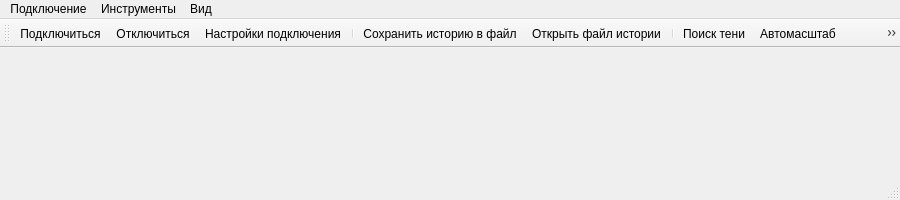
First picture: the form in mainwindow.ui, repository cotara/STMviewer, before the edit.
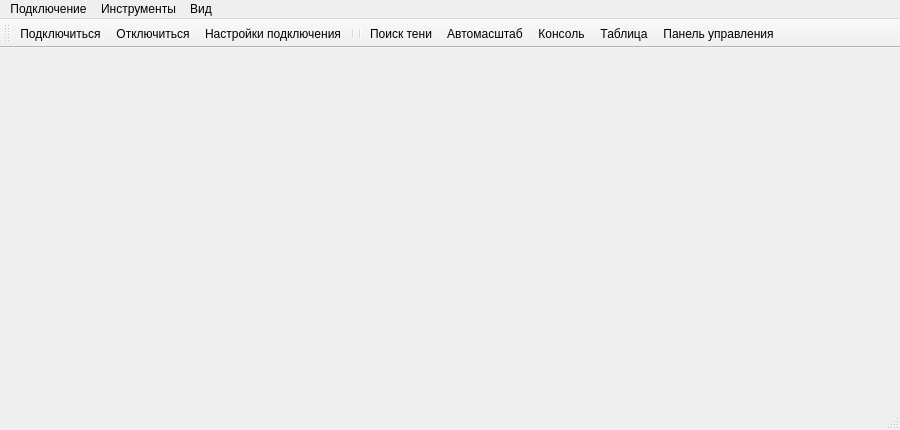
Second picture: the form after the edit. Icons and pictures are not drawn.

Patch:
```diff
--- a/mainwindow.ui
+++ b/mainwindow.ui
@@ -7,7 +7,7 @@
     <x>0</x>
     <y>0</y>
     <width>900</width>
-    <height>200</height>
+    <height>430</height>
    </rect>
   </property>
   <property name="sizePolicy">
@@ -99,15 +99,12 @@
    <addaction name="disconnect"/>
    <addaction name="settings"/>
    <addaction name="separator"/>
-   <addaction name="SaveLog"/>
-   <addaction name="action"/>
    <addaction name="separator"/>
    <addaction name="ShdowSet"/>
    <addaction name="AutoRange"/>
    <addaction name="showConsole"/>
    <addaction name="TableShow"/>
-   <addaction name="ShowMainControl"/>
-   <addaction name="ShowManagementPanel"/>
+   <addaction name="ShowRightPanel"/>
   </widget>
   <widget class="QStatusBar" name="statusBar"/>
   <action name="connect">
@@ -176,22 +173,7 @@
     <string>Отобразить значения сигнала в таблице</string>
    </property>
   </action>
-  <action name="ShowMainControl">
-   <property name="checkable">
-    <bool>true</bool>
-   </property>
-   <property name="icon">
-    <iconset resource="res.qrc">
-     <normaloff>:/1/Resources/Leftsidebar.svg</normaloff>:/1/Resources/Leftsidebar.svg</iconset>
-   </property>
-   <property name="text">
-    <string>Парель контроля</string>
-   </property>
-   <property name="toolTip">
-    <string>Показать панель контроля</string>
-   </property>
-  </action>
-  <action name="ShowManagementPanel">
+  <action name="ShowRightPanel">
    <property name="checkable">
     <bool>true</bool>
    </property>
@@ -218,24 +200,6 @@
     <string>Автомасштаб</string>
    </property>
   </action>
-  <action name="SaveLog">
-   <property name="icon">
-    <iconset resource="res.qrc">
-     <normaloff>:/1/Resources/floppy-disk.png</normaloff>:/1/Resources/floppy-disk.png</iconset>
-   </property>
-   <property name="text">
-    <string>Сохранить историю в файл</string>
-   </property>
-  </action>
-  <action name="action">
-   <property name="icon">
-    <iconset resource="res.qrc">
-     <normaloff>:/1/Resources/open.png</normaloff>:/1/Resources/open.png</iconset>
-   </property>
-   <property name="text">
-    <string>Открыть файл истории</string>
-   </property>
-  </action>
  </widget>
  <layoutdefault spacing="6" margin="11"/>
  <resources>
```
Left out of the diff: 11 changed lines with no effect on the pictures.
